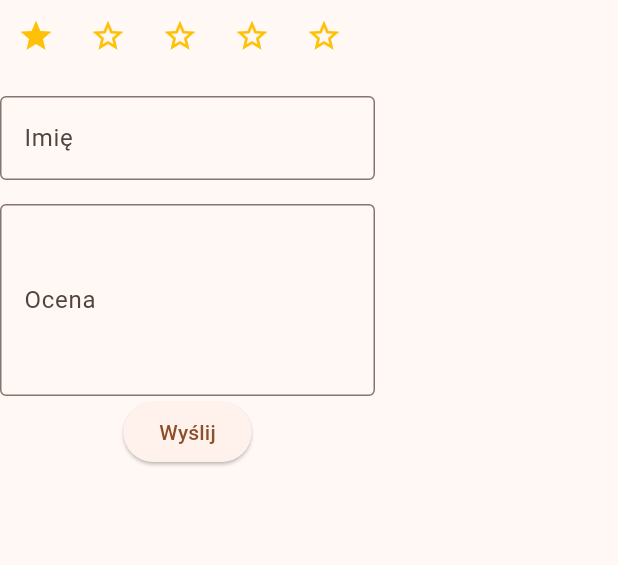
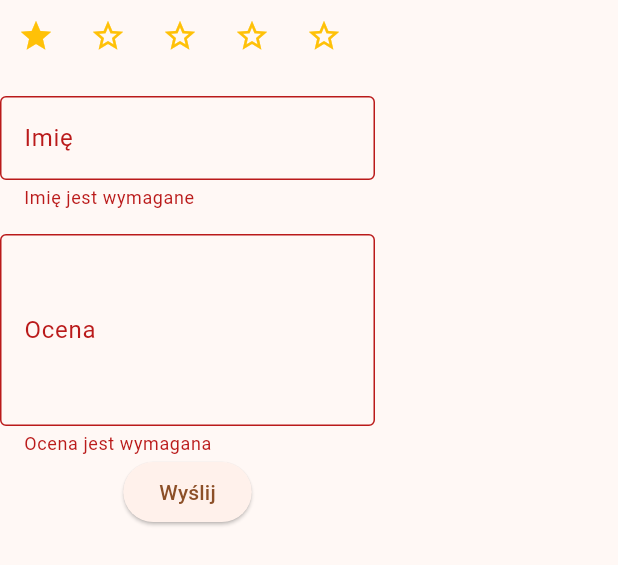
Before and after one commit to TomaszPilch/fest_outdoor_flutter, a Flutter app: the FeedbackForm widget shown alone on an empty page, opened directly, after a tap on the "star border" icon, after a tap on "Wyślij", on a phone screen of 412 x 824 dp. Shown: the top 565 px of the screen. Run offline on Flutter 3.47's test engine with Material 3 defaults, Android fonts, the phone set to English and light mode, and no system bars; our stand-ins replace camera, dio, flutter_riverpod, flutter_secure_storage, freezed_annotation, riverpod_annotation and 1 more; missing offline and left inert: google_mlkit_barcode_scanning; accounts and stored records are empty; generated files the repository leaves out were written again; network calls fail.

Commit message:
TECH - new features

```diff
--- a/lib/l10n/app_cs.arb
+++ b/lib/l10n/app_cs.arb
@@ -27,5 +27,7 @@
   "nameIsRequired": "Jméno je povinné",
   "contentLabel": "Hodnocení",
   "contentIsRequired": "Hodnocení je povinné",
-  "sendButton": "Odeslat"
+  "sendButton": "Odeslat",
+  "feedbackTitle": "Zpětná vazba na festival",
+  "thankYouForFeedback": "Děkujeme za zpětnou vazbu"
 }
--- a/lib/l10n/app_pl.arb
+++ b/lib/l10n/app_pl.arb
@@ -27,5 +27,7 @@
   "nameIsRequired": "Imię jest wymagane",
   "contentLabel": "Ocena",
   "contentIsRequired": "Ocena jest wymagana",
-  "sendButton": "Wyślij"
+  "sendButton": "Wyślij",
+  "feedbackTitle": "Opinie na temat festiwalu",
+  "thankYouForFeedback": "Dziękujemy za opinię"
 }
--- a/lib/localization/app_localizations.dart
+++ b/lib/localization/app_localizations.dart
@@ -268,6 +268,18 @@ abstract class AppLocalizations {
   /// In cs, this message translates to:
   /// **'Odeslat'**
   String get sendButton;
+
+  /// No description provided for @feedbackTitle.
+  ///
+  /// In cs, this message translates to:
+  /// **'Zpětná vazba na festival'**
+  String get feedbackTitle;
+
+  /// No description provided for @thankYouForFeedback.
+  ///
+  /// In cs, this message translates to:
+  /// **'Děkujeme za zpětnou vazbu'**
+  String get thankYouForFeedback;
 }
 
 class _AppLocalizationsDelegate extends LocalizationsDelegate<AppLocalizations> {
--- a/lib/localization/app_localizations_cs.dart
+++ b/lib/localization/app_localizations_cs.dart
@@ -96,4 +96,10 @@ class AppLocalizationsCs extends AppLocalizations {
 
   @override
   String get sendButton => 'Odeslat';
+
+  @override
+  String get feedbackTitle => 'Zpětná vazba na festival';
+
+  @override
+  String get thankYouForFeedback => 'Děkujeme za zpětnou vazbu';
 }
--- a/lib/localization/app_localizations_pl.dart
+++ b/lib/localization/app_localizations_pl.dart
@@ -96,4 +96,10 @@ class AppLocalizationsPl extends AppLocalizations {
 
   @override
   String get sendButton => 'Wyślij';
+
+  @override
+  String get feedbackTitle => 'Opinie na temat festiwalu';
+
+  @override
+  String get thankYouForFeedback => 'Dziękujemy za opinię';
 }
--- a/lib/views/feedback_view.dart
+++ b/lib/views/feedback_view.dart
@@ -1,3 +1,4 @@
+import 'package:fest_outdoor/localization/app_localizations.dart';
 import 'package:fest_outdoor/widgets/feedback_form.dart';
 import 'package:flutter/material.dart';
 
@@ -11,7 +12,7 @@ class FeedbackView extends StatelessWidget {
       children: [
         Center(
           child: Text(
-            'Feedback',
+            AppLocalizations.of(context)!.feedbackTitle,
             style: Theme.of(context).textTheme.titleLarge,
           ),
         ),
--- a/lib/widgets/feedback_form.dart
+++ b/lib/widgets/feedback_form.dart
@@ -1,5 +1,7 @@
 import 'package:fest_outdoor/localization/app_localizations.dart';
+import 'package:fest_outdoor/providers/feedback_provider.dart';
 import 'package:flutter/material.dart';
+import 'package:flutter_riverpod/flutter_riverpod.dart';
 
 class FeedbackForm extends StatefulWidget {
   const FeedbackForm({super.key});
@@ -11,11 +13,21 @@ class FeedbackForm extends StatefulWidget {
 class _FeedbackFormState extends State<FeedbackForm> {
   final TextEditingController _nameController = TextEditingController();
   final TextEditingController _contentController = TextEditingController();
+  final GlobalKey<FormState> _formKey = GlobalKey<FormState>();
   int _rating = 0;
+  bool sent = false;
 
   @override
   Widget build(BuildContext context) {
-    return Column(
+    if (sent) {
+      return Center(
+        child: Text(AppLocalizations.of(context)!.thankYouForFeedback),
+      );
+    }
+
+    return Form(
+        key: _formKey,
+        child: Column(
           children: [
             SizedBox(
               width: 250,
@@ -71,15 +83,24 @@ class _FeedbackFormState extends State<FeedbackForm> {
                 },
               ),
             ),
-        ElevatedButton(
+            Consumer(builder: (context, ref, child) {
+              return ElevatedButton(
                 onPressed: () {
-            print('Name: ${_nameController.text}');
-            print('Content: ${_contentController.text}');
-            print('Rating: $_rating');
+                  if (_formKey.currentState!.validate()) {
+                    ref.read(feedbackProvider.notifier).addFeedback(
+                        _nameController.text,
+                        _contentController.text,
+                        _rating * 10);
+                    _formKey.currentState!.reset();
+                    setState(() {
+                      sent = true;
+                    });
+                  }
                 },
                 child: Text(AppLocalizations.of(context)!.sendButton),
-        ),
+              );
+            })
           ],
-    );
+        ));
   }
 }
```
Also changed, not shown: lib/providers/feedback_provider.dart (+12 -2 lines). Lines whose indentation alone changed are shown as unchanged.
